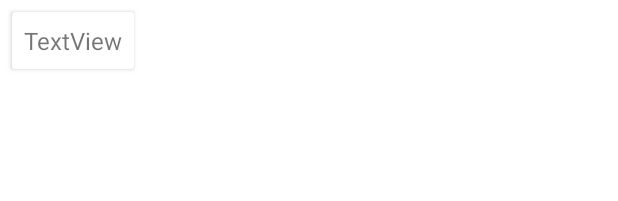
After one commit to Isaac23-K/Gaming, an Android app: the layout category_view.xml on its own in the app's theme, with its tools: preview values and no code run, on a phone screen of 412 x 824 dp. The commit adds this screen. Shown: the top 201 px of the screen. Run offline under Robolectric (Android 15) with nearby library versions, the phone set to English and light mode, and no system bars.

Commit message:
made changes to the ui and features

```diff
--- a/app/build.gradle
+++ b/app/build.gradle
@@ -33,6 +33,7 @@ dependencies {
     implementation 'androidx.appcompat:appcompat:1.3.1'
     implementation 'com.google.android.material:material:1.4.0'
     implementation 'androidx.constraintlayout:constraintlayout:2.1.0'
+    implementation 'androidx.legacy:legacy-support-v4:1.0.0'
     testImplementation 'junit:junit:4.+'
     androidTestImplementation 'androidx.test.ext:junit:1.1.3'
     androidTestImplementation 'androidx.test.espresso:espresso-core:3.4.0'
@@ -47,4 +48,7 @@ dependencies {
 //   View Binding
     implementation 'com.jakewharton:butterknife:10.2.0'
     annotationProcessor 'com.jakewharton:butterknife-compiler:10.2.0'
+
+    // volley
+    implementation 'com.android.volley:volley:1.2.1'
 }
--- a/app/src/main/AndroidManifest.xml
+++ b/app/src/main/AndroidManifest.xml
@@ -11,9 +11,9 @@
         android:roundIcon="@mipmap/ic_launcher_round"
         android:supportsRtl="true"
         android:theme="@style/Theme.Jokes">
-        <activity android:name=".jokesList"></activity>
-        <activity android:name=".contacts" />
-        <activity android:name=".MainActivity">
+        <activity android:name=".ui.jokesList"></activity>
+        <activity android:name=".ui.contacts" />
+        <activity android:name=".ui.MainActivity">
             <intent-filter>
                 <action android:name="android.intent.action.MAIN" />
 
--- a/app/src/main/java/com/moringaschool/jokes/contacts.java
+++ b/app/src/main/java/com/moringaschool/jokes/ui/contacts.java
@@ -1,8 +1,10 @@
-package com.moringaschool.jokes;
+package com.moringaschool.jokes.ui;
 
 import androidx.appcompat.app.AppCompatActivity;
 
 import android.os.Bundle;
+
+import com.moringaschool.jokes.R;
 
 public class contacts extends AppCompatActivity {
 
--- a/app/src/main/java/com/moringaschool/jokes/jokesList.java
+++ b/app/src/main/java/com/moringaschool/jokes/ui/jokesList.java
@@ -1,15 +1,17 @@
-package com.moringaschool.jokes;
+package com.moringaschool.jokes.ui;
 
 import androidx.appcompat.app.AppCompatActivity;
 
 import android.content.Intent;
 import android.os.Bundle;
-import android.util.Log;
 import android.view.View;
 import android.widget.AdapterView;
 import android.widget.ListView;
 import android.widget.TextView;
 import android.widget.Toast;
+
+import com.moringaschool.jokes.MyJokesArrayAdapter;
+import com.moringaschool.jokes.R;
 
 import butterknife.BindView;
 import butterknife.ButterKnife;
--- a/app/src/main/res/layout/activity_contacts.xml
+++ b/app/src/main/res/layout/activity_contacts.xml
@@ -4,7 +4,7 @@
     xmlns:tools="http://schemas.android.com/tools"
     android:layout_width="match_parent"
     android:layout_height="match_parent"
-    tools:context=".contacts">
+    tools:context=".ui.contacts">
 
     <ImageView
         android:id="@+id/imageView"
--- /dev/null
+++ b/app/src/main/res/layout/category_view.xml
@@ -0,0 +1,39 @@
+<?xml version="1.0" encoding="utf-8"?>
+<androidx.constraintlayout.widget.ConstraintLayout xmlns:android="http://schemas.android.com/apk/res/android"
+    xmlns:app="http://schemas.android.com/apk/res-auto"
+    android:layout_width="wrap_content"
+    android:layout_height="wrap_content">
+
+    <androidx.cardview.widget.CardView
+        android:layout_width="match_parent"
+        android:layout_height="wrap_content"
+        android:layout_marginStart="8dp"
+        android:layout_marginTop="8dp"
+        android:layout_marginEnd="8dp"
+        android:layout_marginBottom="8dp"
+        app:layout_constraintBottom_toBottomOf="parent"
+        app:layout_constraintEnd_toEndOf="parent"
+        app:layout_constraintStart_toStartOf="parent"
+        app:layout_constraintTop_toTopOf="parent">
+
+        <androidx.constraintlayout.widget.ConstraintLayout
+            android:layout_width="match_parent"
+            android:layout_height="match_parent">
+
+            <TextView
+                android:id="@+id/catName"
+                android:layout_width="wrap_content"
+                android:layout_height="wrap_content"
+                android:layout_marginStart="8dp"
+                android:layout_marginTop="8dp"
+                android:layout_marginEnd="8dp"
+                android:layout_marginBottom="8dp"
+                android:text="TextView"
+                android:textSize="16sp"
+                app:layout_constraintBottom_toBottomOf="parent"
+                app:layout_constraintEnd_toEndOf="parent"
+                app:layout_constraintStart_toStartOf="parent"
+                app:layout_constraintTop_toTopOf="parent" />
+        </androidx.constraintlayout.widget.ConstraintLayout>
+    </androidx.cardview.widget.CardView>
+</androidx.constraintlayout.widget.ConstraintLayout>
--- a/app/src/main/res/values/strings.xml
+++ b/app/src/main/res/values/strings.xml
@@ -1,3 +1,5 @@
 <resources>
     <string name="app_name">Jokes</string>
+    <!-- TODO: Remove or change this placeholder text -->
+    <string name="hello_blank_fragment">Hello blank fragment</string>
 </resources>
```
Also changed, not shown: app/src/main/java/com/moringaschool/jokes/Adapters/CategoryAdapter.java (added, +46 -0 lines), app/src/main/java/com/moringaschool/jokes/MainActivity.java (deleted, +0 -39 lines), app/src/main/java/com/moringaschool/jokes/fragments/Main.java (added, +21 -0 lines), app/src/main/java/com/moringaschool/jokes/ui/MainActivity.java (added, +59 -0 lines), app/src/main/res/layout/activity_jokes_list.xml (deleted, +0 -24 lines), app/src/main/res/layout/activity_main.xml (+12 -23 lines), app/src/main/res/layout/fragment_main.xml (added, +14 -0 lines).
